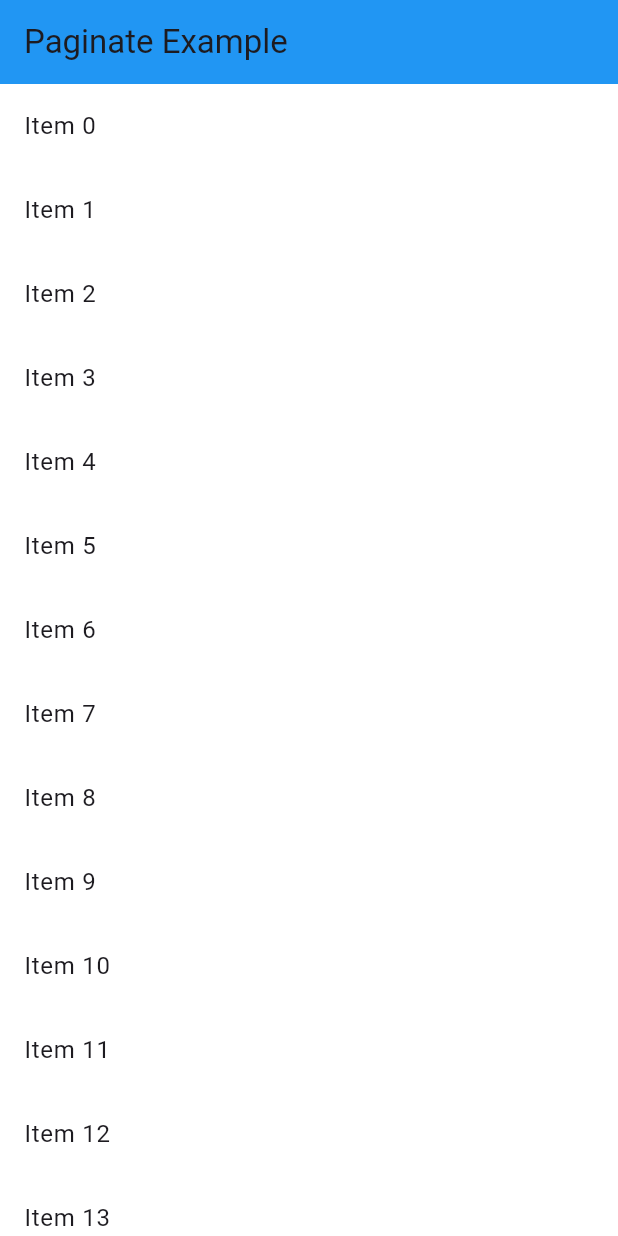
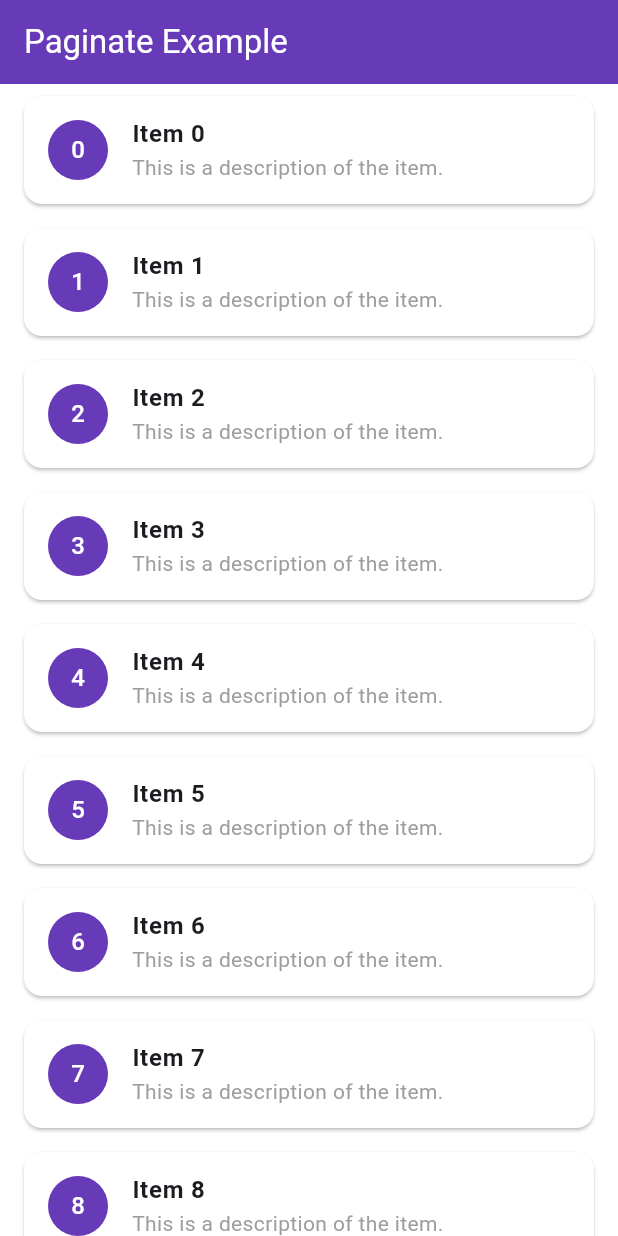
Before and after one commit to Wasim-Zaman/flutter_easy_paginate, a Flutter app: the screen it shows after launch, on a phone screen of 412 x 824 dp. Run offline on Flutter 3.47's test engine with Material 3 defaults, Android fonts, the phone set to English and light mode, and no system bars.

```diff
--- a/example/lib/main.dart
+++ b/example/lib/main.dart
@@ -51,18 +51,53 @@ class _MyListViewState extends State<MyListView> {
       appBar: AppBar(
         scrolledUnderElevation: 0.0,
         title: const Text('Paginate Example'),
-        backgroundColor: Colors.blue,
+        backgroundColor: Colors.deepPurple,
+        foregroundColor: Colors.white,
         primary: true,
       ),
       body: Paginate(
         scrollController: _scrollController,
         onNextPage: _fetchNextPage,
+        loader: const Row(
+          mainAxisAlignment: MainAxisAlignment.center,
+          crossAxisAlignment: CrossAxisAlignment.center,
+          children: [
+            Text(
+              "Loading...",
+              style: TextStyle(
+                fontSize: 18.0,
+                color: Colors.grey,
+              ),
+            ),
+          ],
+        ),
         child: ListView.builder(
+          itemCount: _items.length,
           controller: _scrollController,
-          itemCount: _items.length,
           itemBuilder: (context, index) {
-            return ListTile(
-              title: Text(_items[index]),
+            return Card(
+              color: Colors.white,
+              margin: const EdgeInsets.symmetric(
+                vertical: 8.0,
+                horizontal: 16.0,
+              ),
+              child: ListTile(
+                leading: CircleAvatar(
+                  backgroundColor: Colors.deepPurple,
+                  child: Text(
+                    _items[index].split(' ')[1],
+                    style: const TextStyle(color: Colors.white),
+                  ),
+                ),
+                title: Text(
+                  _items[index],
+                  style: const TextStyle(fontWeight: FontWeight.bold),
+                ),
+                subtitle: const Text(
+                  'This is a description of the item.',
+                  style: TextStyle(color: Colors.grey),
+                ),
+              ),
             );
           },
         ),
--- a/lib/src/paginate.dart
+++ b/lib/src/paginate.dart
@@ -91,7 +91,10 @@ class _PaginateState extends State<Paginate> {
             child: Column(
               children: [
                 Center(
-                  child: widget.loader ?? const CircularProgressIndicator(),
+                  child: widget.loader ??
+                      const CircularProgressIndicator(
+                        strokeWidth: 7.0,
+                      ),
                 ),
               ],
             ),
--- a/pubspec.yaml
+++ b/pubspec.yaml
@@ -1,6 +1,6 @@
 name: flutter_easy_paginate
 description: "A Flutter package that simplifies pagination for various scrollable widgets like ListView, GridView, and Column. It provides seamless data fetching with customizable loader widgets and supports both vertical and horizontal scrolling."
-version: 1.1.0
+version: 1.2.0
 homepage: https://github.com/Wasim-Zaman/flutter_easy_paginate
 
 environment:
```
Also changed, not shown: 2 other files.
